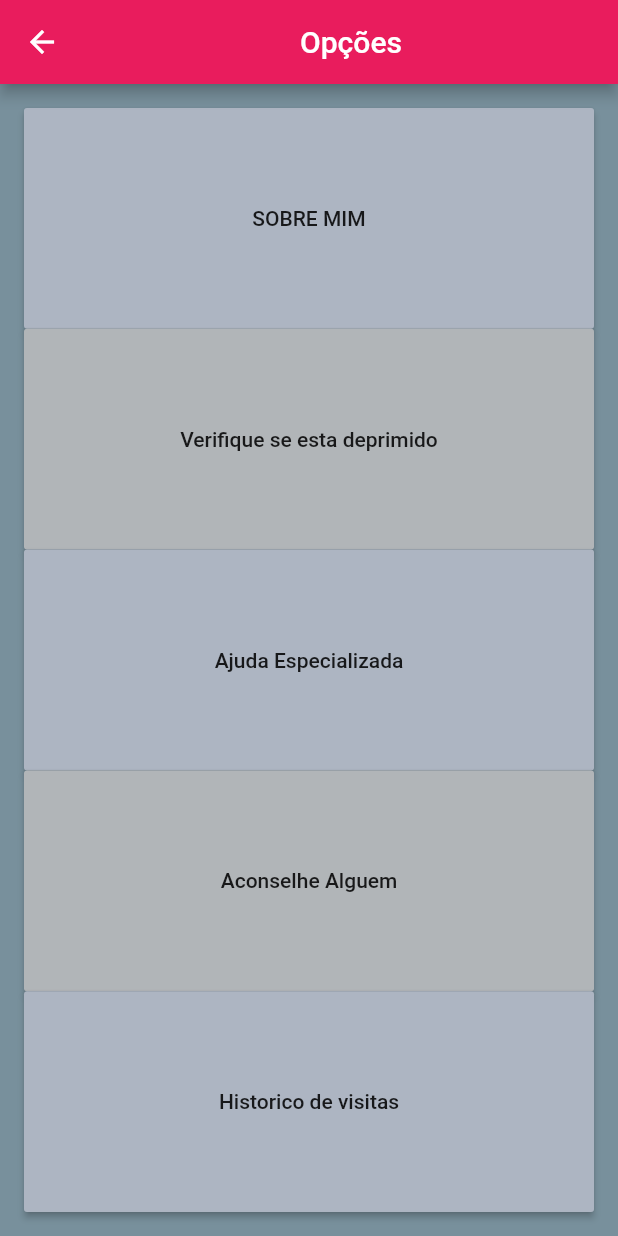
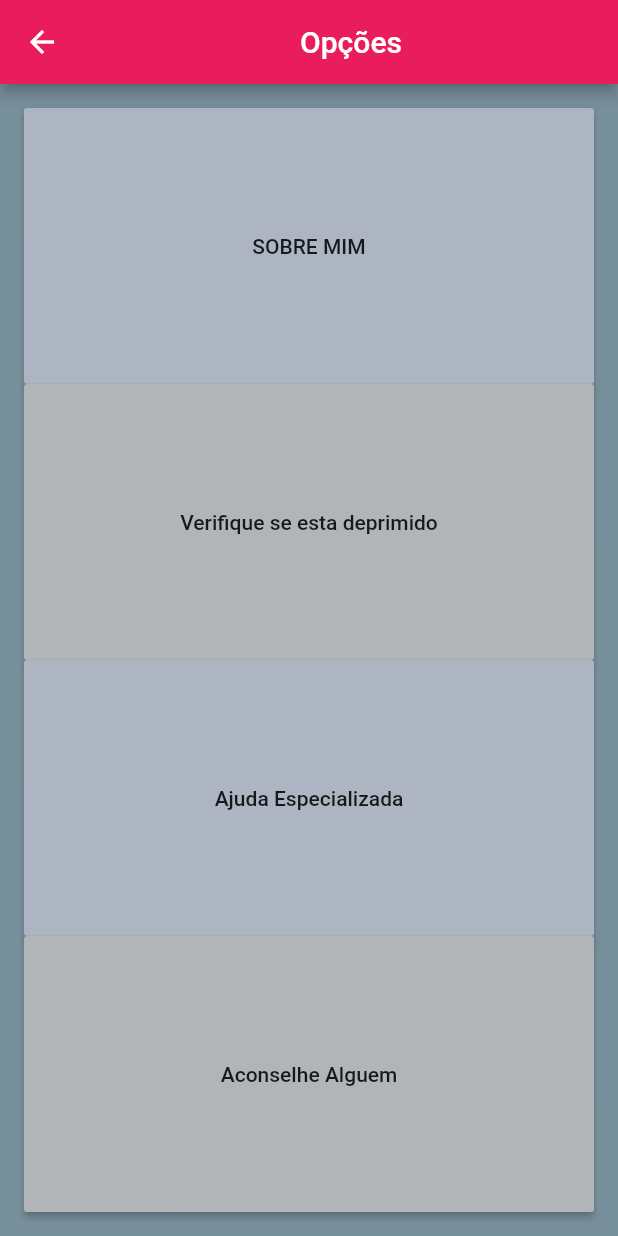
Before and after one commit to felipeferrari90/ps-nilton, a Flutter app: the ScreenOptions screen opened by its route, on a phone screen of 412 x 824 dp. Run offline on Flutter 3.47's test engine with Material 2 defaults, Android fonts, the phone set to English and light mode, and no system bars; our stand-ins replace sqflite; accounts and stored records are empty.

Commit message:
Tela de opções

```diff
--- a/lib/screens/screen_options.dart
+++ b/lib/screens/screen_options.dart
@@ -75,7 +75,7 @@ class _ScreenOptionsState extends State<ScreenOptions> {
                   ),
                 ),
 
-                 Expanded(
+                 /*Expanded(
                   child: RaisedButton(
                     color: Color.fromRGBO(173, 181, 194, 1.0),
                     child: Center(
@@ -85,7 +85,7 @@ class _ScreenOptionsState extends State<ScreenOptions> {
                       Navigator.pushNamed(context,"/screen_pontos",arguments: username);
                     },
                   ),
-                ),
+                ),*/
 
          ],
        ),
```
